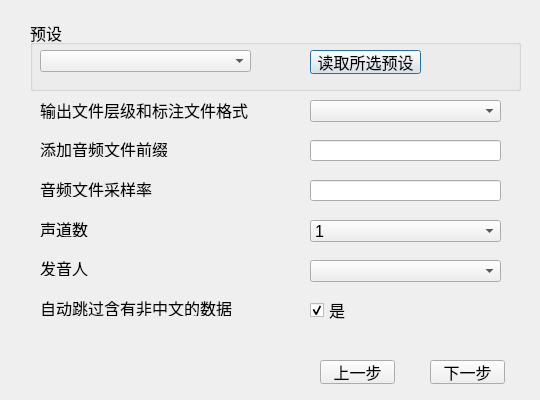
kslz/sound_dataset_tools2, file ui/uifiles/output_dataset_speaker.ui: the form before one commit.
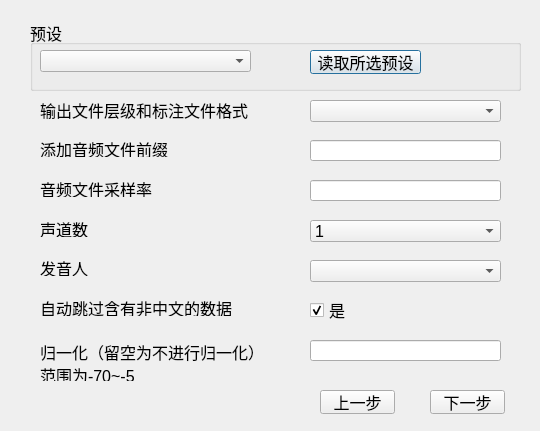
The form after the commit.

Commit message: 优化界面设计

Patch:
```diff
--- a/ui/uifiles/output_dataset_speaker.ui
+++ b/ui/uifiles/output_dataset_speaker.ui
@@ -7,7 +7,7 @@
     <x>0</x>
     <y>0</y>
     <width>540</width>
-    <height>400</height>
+    <height>431</height>
    </rect>
   </property>
   <property name="font">
@@ -24,7 +24,7 @@
      <x>20</x>
      <y>10</y>
      <width>511</width>
-     <height>351</height>
+     <height>371</height>
     </rect>
    </property>
    <property name="currentIndex">
@@ -232,6 +232,36 @@
       <string>自动跳过含有非中文的数据</string>
      </property>
     </widget>
+    <widget class="QLabel" name="label_guiyihua">
+     <property name="geometry">
+      <rect>
+       <x>20</x>
+       <y>330</y>
+       <width>261</width>
+       <height>41</height>
+      </rect>
+     </property>
+     <property name="text">
+      <string>归一化（留空为不进行归一化）
+范围为-70~-5</string>
+     </property>
+     <property name="alignment">
+      <set>Qt::AlignLeading|Qt::AlignLeft|Qt::AlignTop</set>
+     </property>
+    </widget>
+    <widget class="QLineEdit" name="lineEdit_guiyihua">
+     <property name="geometry">
+      <rect>
+       <x>290</x>
+       <y>330</y>
+       <width>191</width>
+       <height>21</height>
+      </rect>
+     </property>
+     <property name="text">
+      <string/>
+     </property>
+    </widget>
    </widget>
    <widget class="QWidget" name="page_2">
     <widget class="QGroupBox" name="groupBox">
@@ -355,7 +385,7 @@
    <property name="geometry">
     <rect>
      <x>430</x>
-     <y>360</y>
+     <y>390</y>
      <width>75</width>
      <height>24</height>
     </rect>
@@ -368,7 +398,7 @@
    <property name="geometry">
     <rect>
      <x>320</x>
-     <y>360</y>
+     <y>390</y>
      <width>75</width>
      <height>24</height>
     </rect>
```
The commit also changes 5 other files.
